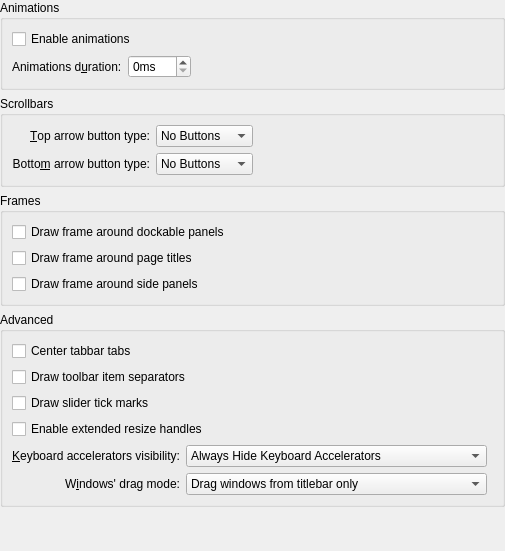
Before: the Qt Designer form kstyle/config/ui/breezestyleconfig.ui in Luwx/Lightly, drawn with Qt 5.
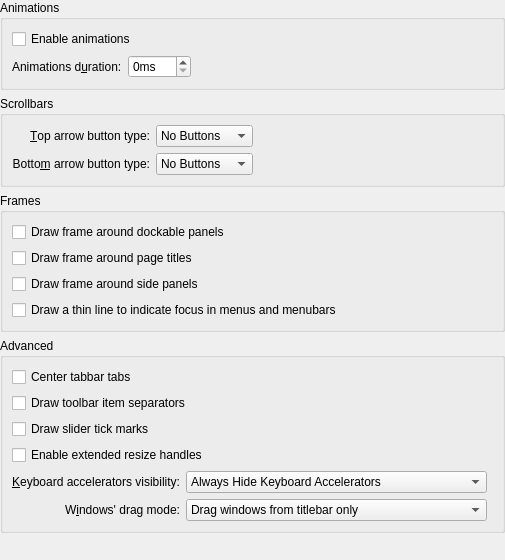
After: the same form once the commit is applied.

Commit message: Added option to draw either thin or strong focus for menu and menubar items

What changed in the file:
```diff
--- a/kstyle/config/ui/breezestyleconfig.ui
+++ b/kstyle/config/ui/breezestyleconfig.ui
@@ -6,8 +6,8 @@
    <rect>
     <x>0</x>
     <y>0</y>
-    <width>469</width>
-    <height>551</height>
+    <width>471</width>
+    <height>560</height>
    </rect>
   </property>
   <property name="windowTitle">
@@ -188,6 +188,13 @@
         </property>
        </widget>
       </item>
+      <item>
+       <widget class="QCheckBox" name="_menuItemDrawThinFocus">
+        <property name="text">
+         <string>Draw a thin line to indicate focus in menus and menubars</string>
+        </property>
+       </widget>
+      </item>
      </layout>
      <zorder>_sidePanelDrawFrame</zorder>
      <zorder>_dockWidgetDrawFrame</zorder>
```
Left out of the diff: 1 changed line with no effect on the pictures. The commit also changes 1 other file.
